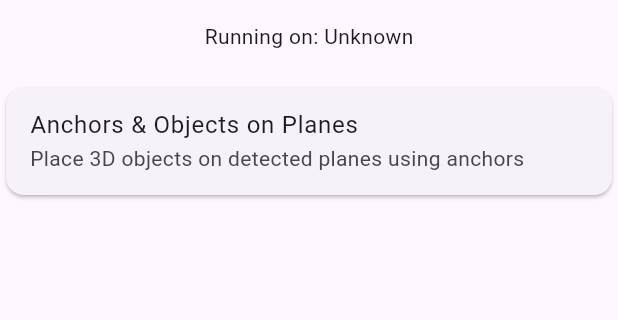
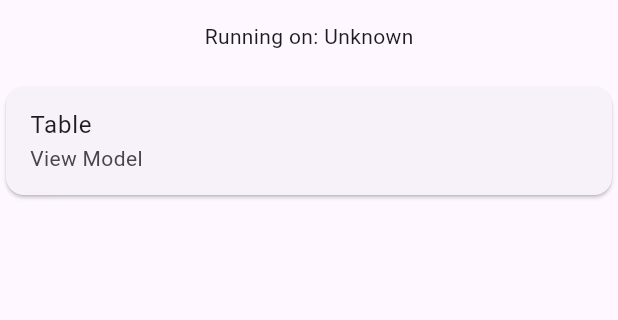
Before and after one commit to vendAR-project/vendAR, a Flutter app: the screen it shows after launch, on a phone screen of 412 x 824 dp, the part 63-383 px from its top. Run offline on Flutter 3.47's test engine with Material 3 defaults, Android fonts, the phone set to English and light mode, and no system bars; missing offline and left inert: ar_flutter_plugin.

Commit message:
UI enhanced

```diff
--- a/vendar/lib/ARExample.dart
+++ b/vendar/lib/ar_view.dart
@@ -17,11 +17,25 @@ import 'package:flutter/services.dart';
 import 'package:vector_math/vector_math_64.dart';
 import 'dart:developer' as developer;
 
+
+class Model {
+  final String arUrl;
+  final String name;
+
+ Model({
+    required this.arUrl,
+    required this.name,
+  });
+}
 class ObjectsOnPlanesWidget extends StatefulWidget {
-  ObjectsOnPlanesWidget({Key? key}) : super(key: key);
+  final Model model;
+
+  ObjectsOnPlanesWidget({Key? key, required this.model}) : super(key: key);
+
   @override
   _ObjectsOnPlanesWidgetState createState() => _ObjectsOnPlanesWidgetState();
 }
+
 
 class _ObjectsOnPlanesWidgetState extends State<ObjectsOnPlanesWidget> {
   ARSessionManager? arSessionManager;
@@ -107,10 +121,12 @@ class _ObjectsOnPlanesWidgetState extends State<ObjectsOnPlanesWidget> {
       bool? didAddAnchor = await this.arAnchorManager!.addAnchor(newAnchor);
       if (didAddAnchor!) {
         this.anchors.add(newAnchor);
-        // Add note to anchor
+
+
+
         var newNode = ARNode(
             type: NodeType.webGLB,
-            uri: 'https://github.com/vendAR-project/vendAR/raw/main/vendar/models/Table/Table.glb',
+            uri: widget.model.arUrl,
             scale: Vector3(0.5, 0.5, 0.5),
             position: Vector3(0.0, 0.0, 0.0),
             rotation: Vector4(1.0, 0.0, 0.0, 0.0));
--- a/vendar/lib/main.dart
+++ b/vendar/lib/main.dart
@@ -1,7 +1,7 @@
 import 'package:flutter/material.dart';
 import 'package:ar_flutter_plugin/ar_flutter_plugin.dart';
 import 'package:flutter/services.dart';
-import 'ARExample.dart';
+import 'item_view.dart';
 
 void main() {
   WidgetsFlutterBinding.ensureInitialized();
@@ -23,21 +23,14 @@ class _MyAppState extends State<MyApp> {
     initPlatformState();
   }
 
-  // Platform messages are asynchronous, so we initialize in an async method.
   Future<void> initPlatformState() async {
     String platformVersion;
-    // Platform messages may fail, so we use a try/catch PlatformException.
     try {
       platformVersion = await ArFlutterPlugin.platformVersion;
     } on PlatformException {
       platformVersion = 'Failed to get platform version.';
     }
-
-    // If the widget was removed from the tree while the asynchronous platform
-    // message was in flight, we want to discard the reply rather than calling
-    // setState to update our non-existent appearance.
     if (!mounted) return;
-
     setState(() {
       _platformVersion = platformVersion;
     });
@@ -66,34 +59,48 @@ class ExampleList extends StatelessWidget {
 
   @override
   Widget build(BuildContext context) {
-    final examples = [
-      Example(
-          'Anchors & Objects on Planes',
-          'Place 3D objects on detected planes using anchors',
-              () => Navigator.push(
-              context,
-              MaterialPageRoute(
-                  builder: (context) => ObjectsOnPlanesWidget()))),
+    // Define your products here
+    final products = [
+      Product(
+        name: 'Table',
+        imageUrl: 'assets/images/Table.png', // Local asset for demonstration
+        price: 35.00,
+        description: 'A sturdy table made of oak wood.',
+        arUrl: 'https://github.com/vendAR-project/vendAR/raw/main/vendar/models/Table/Table.glb',
+      ),
+      // Add more products here
     ];
+
+    final examples = products.map((product) {
+      return Example(
+        product.name,
+        'View Model',
+            () => Navigator.push(
+          context,
+          MaterialPageRoute(
+            builder: (context) => ProductDetailView(product: product),
+          ),
+        ),
+      );
+    }).toList();
+
     return ListView(
-      children:
-      examples.map((example) => ExampleCard(example: example)).toList(),
+      children: examples.map((example) => ExampleCard(example: example)).toList(),
     );
   }
 }
 
 class ExampleCard extends StatelessWidget {
-  ExampleCard({Key? key, required this.example}) : super(key: key);
   final Example example;
 
+  ExampleCard({Key? key, required this.example}) : super(key: key);
+
   @override
-  build(BuildContext context) {
+  Widget build(BuildContext context) {
     return Card(
       child: InkWell(
         splashColor: Colors.blue.withAlpha(30),
-        onTap: () {
-          example.onTap();
-        },
+        onTap: () => example.onTap(),
         child: ListTile(
           title: Text(example.name),
           subtitle: Text(example.description),
@@ -104,8 +111,9 @@ class ExampleCard extends StatelessWidget {
 }
 
 class Example {
-  const Example(this.name, this.description, this.onTap);
   final String name;
   final String description;
-  final Function onTap;
+  final VoidCallback onTap;
+
+  Example(this.name, this.description, this.onTap);
 }
--- a/vendar/pubspec.yaml
+++ b/vendar/pubspec.yaml
@@ -54,7 +54,8 @@ dev_dependencies:
 
 # The following section is specific to Flutter packages.
 flutter:
-
+  assets:
+    - assets/images/
   # The following line ensures that the Material Icons font is
   # included with your application, so that you can use the icons in
   # the material Icons class.
```
Also changed, not shown: vendar/lib/item_view.dart (added, +157 -0 lines), vendar/assets/images/Table.png (added).
